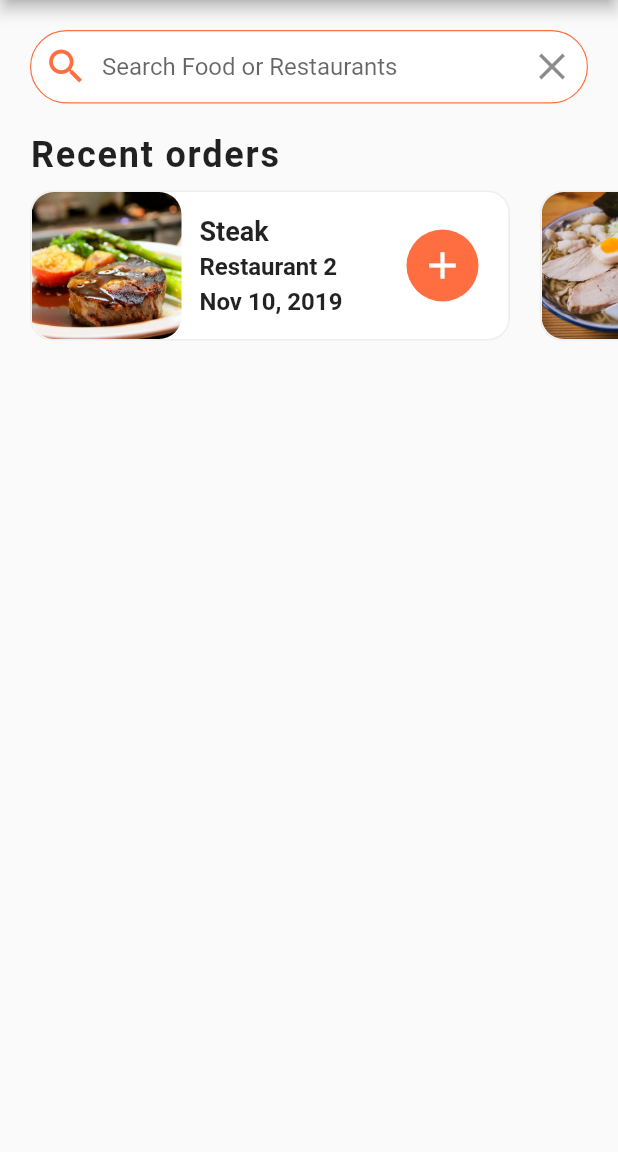
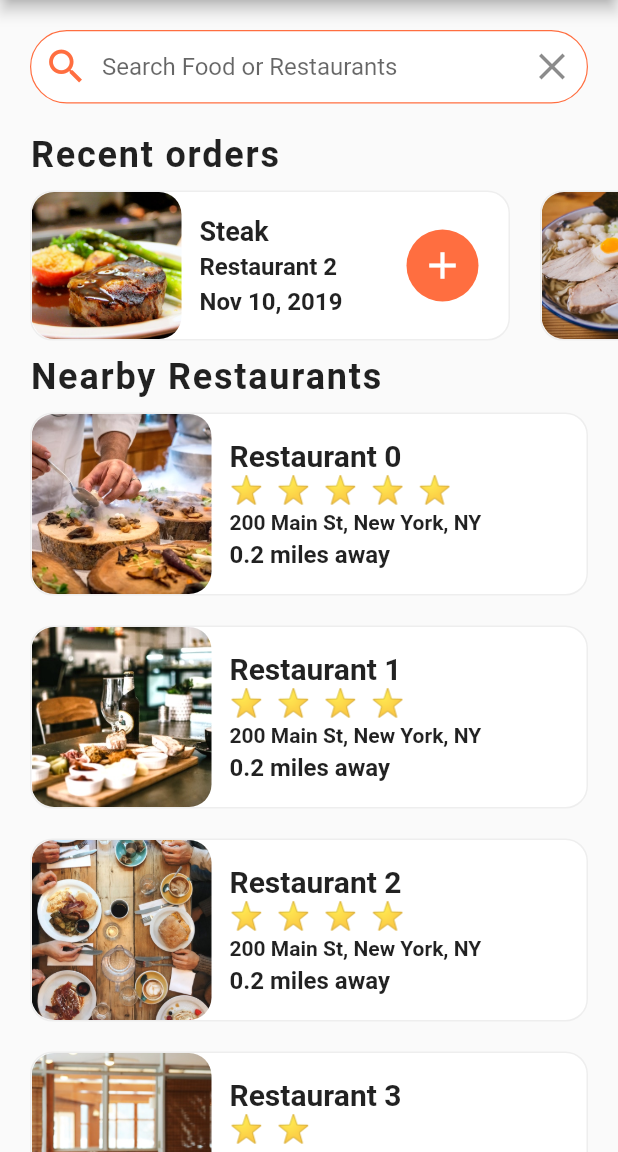
Before and after one commit to fedi-dayeg/food_delivery, a Flutter app: the screen it shows after launch, on a phone screen of 412 x 824 dp, the part 84-1236 px from its top. Run offline on Flutter 3.47's test engine with Material 2 defaults, Android fonts, the phone set to English and light mode, and no system bars.

Commit message:
Add the nearby Restaurants widget with his design

```diff
--- a/lib/screen/home_screen.dart
+++ b/lib/screen/home_screen.dart
@@ -1,5 +1,6 @@
 import 'package:flutter/material.dart';
 import 'package:food_delivery/data/data.dart';
+import 'package:food_delivery/widgets/nearby_restaurants.dart';
 import 'package:food_delivery/widgets/recent_orders.dart';
 import 'package:food_delivery/widgets/search_field.dart';
 
@@ -36,6 +37,7 @@ class _HomeScreenState extends State<HomeScreen> {
             child: SearchField(),
           ),
           RecentOrders(),
+          NearbyRestaurant(),
         ],
       ),
     );
--- /dev/null
+++ b/lib/widgets/nearby_restaurants.dart
@@ -0,0 +1,101 @@
+import 'package:flutter/material.dart';
+import 'package:food_delivery/data/data.dart';
+import 'package:food_delivery/models/restaurant.dart';
+import 'package:food_delivery/widgets/rating_stars.dart';
+
+class NearbyRestaurant extends StatelessWidget {
+  _buildRestaurants() {
+    List<Widget> restaurantList = [];
+    restaurants.forEach((Restaurant restaurant) {
+      restaurantList.add(
+        Container(
+          margin: EdgeInsets.symmetric(horizontal: 20.0, vertical: 10.0),
+          decoration: BoxDecoration(
+            color: Colors.white,
+            borderRadius: BorderRadius.circular(15.0),
+            border: Border.all(width: 1.0, color: Colors.grey[200]),
+          ),
+          child: Row(
+            children: [
+              ClipRRect(
+                borderRadius: BorderRadius.circular(15.0),
+                child: Image(
+                  height: 120.0,
+                  width: 120.0,
+                  fit: BoxFit.cover,
+                  image: AssetImage(restaurant.imageUrl),
+                ),
+              ),
+              Container(
+                margin: EdgeInsets.all(12.0),
+                child: Column(
+                  crossAxisAlignment: CrossAxisAlignment.start,
+                  mainAxisAlignment: MainAxisAlignment.center,
+                  children: [
+                    Text(
+                      restaurant.name,
+                      style: TextStyle(
+                        fontSize: 20.0,
+                        fontWeight: FontWeight.bold,
+                      ),
+                      overflow: TextOverflow.ellipsis,
+                    ),
+                    RatingStars(
+                      rating: restaurant.rating,
+                    ),
+                    SizedBox(
+                      height: 4.0,
+                    ),
+                    Text(
+                      restaurant.address,
+                      style: TextStyle(
+                        fontSize: 14.0,
+                        fontWeight: FontWeight.w600,
+                      ),
+                      overflow: TextOverflow.ellipsis,
+                    ),
+                    SizedBox(
+                      height: 4.0,
+                    ),
+                    Text(
+                      '0.2 miles away',
+                      style: TextStyle(
+                        fontSize: 16.0,
+                        fontWeight: FontWeight.w600,
+                      ),
+                      overflow: TextOverflow.ellipsis,
+                    ),
+                  ],
+                ),
+              )
+            ],
+          ),
+        ),
+      );
+    });
+    return Column(
+      children: restaurantList,
+    );
+  }
+
+  @override
+  Widget build(BuildContext context) {
+    return Column(
+      crossAxisAlignment: CrossAxisAlignment.start,
+      children: [
+        Padding(
+          padding: EdgeInsets.symmetric(horizontal: 20.0),
+          child: Text(
+            'Nearby Restaurants',
+            style: TextStyle(
+              fontSize: 24.0,
+              fontWeight: FontWeight.w600,
+              letterSpacing: 1.2,
+            ),
+          ),
+        ),
+        _buildRestaurants(),
+      ],
+    );
+  }
+}
--- /dev/null
+++ b/lib/widgets/rating_stars.dart
@@ -0,0 +1,20 @@
+import 'package:flutter/material.dart';
+
+class RatingStars extends StatelessWidget {
+  final int rating;
+  RatingStars({this.rating});
+  @override
+  Widget build(BuildContext context) {
+    String stars = '';
+    for (int i = 0; i < rating; i++) {
+      stars += '⭐  ';
+    }
+    stars.trim();
+    return Text(
+      stars,
+      style: TextStyle(
+        fontSize: 18.0,
+      ),
+    );
+  }
+}
```
